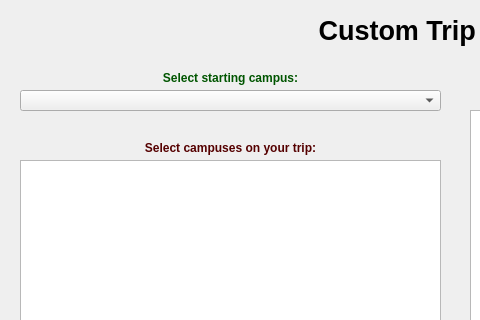
Qt form pathcustom.ui (Rthiskidw/Project1-CollegeTouring) before a commit; both pictures show x 0 to 480 and y 0 to 320 of the 897 by 623 pixel window.
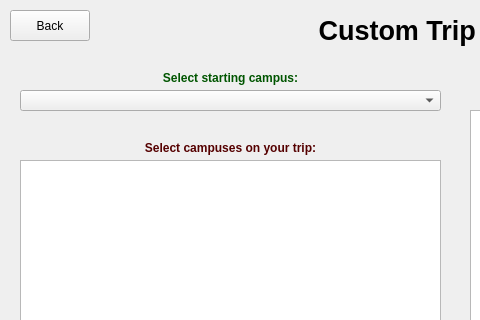
The same form after that commit.

Commit message: added back buttons

```diff
--- a/pathcustom.ui
+++ b/pathcustom.ui
@@ -131,6 +131,19 @@
     <string>&lt;html&gt;&lt;head/&gt;&lt;body&gt;&lt;p align=&quot;center&quot;&gt;&lt;span style=&quot; font-weight:600; color:#3f3f3f;&quot;&gt;Order of campuses for trip:&lt;/span&gt;&lt;/p&gt;&lt;/body&gt;&lt;/html&gt;</string>
    </property>
   </widget>
+  <widget class="QPushButton" name="backButton">
+   <property name="geometry">
+    <rect>
+     <x>10</x>
+     <y>10</y>
+     <width>80</width>
+     <height>31</height>
+    </rect>
+   </property>
+   <property name="text">
+    <string>Back</string>
+   </property>
+  </widget>
  </widget>
  <resources/>
  <connections/>
```
The commit also changes 13 other files.
